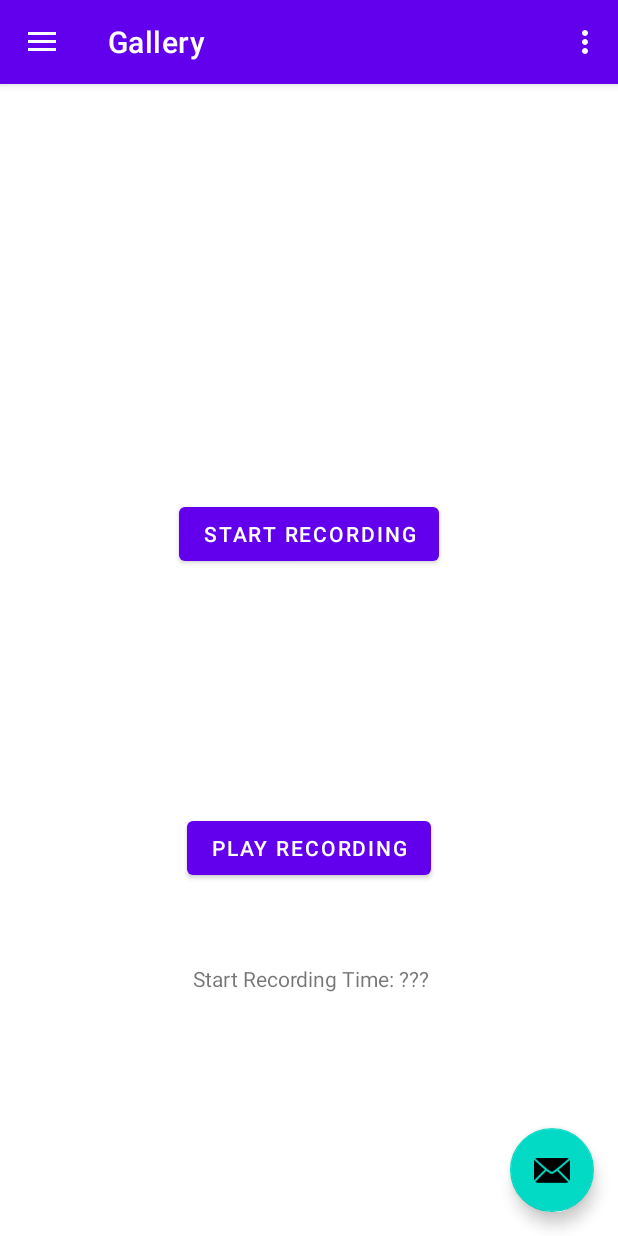
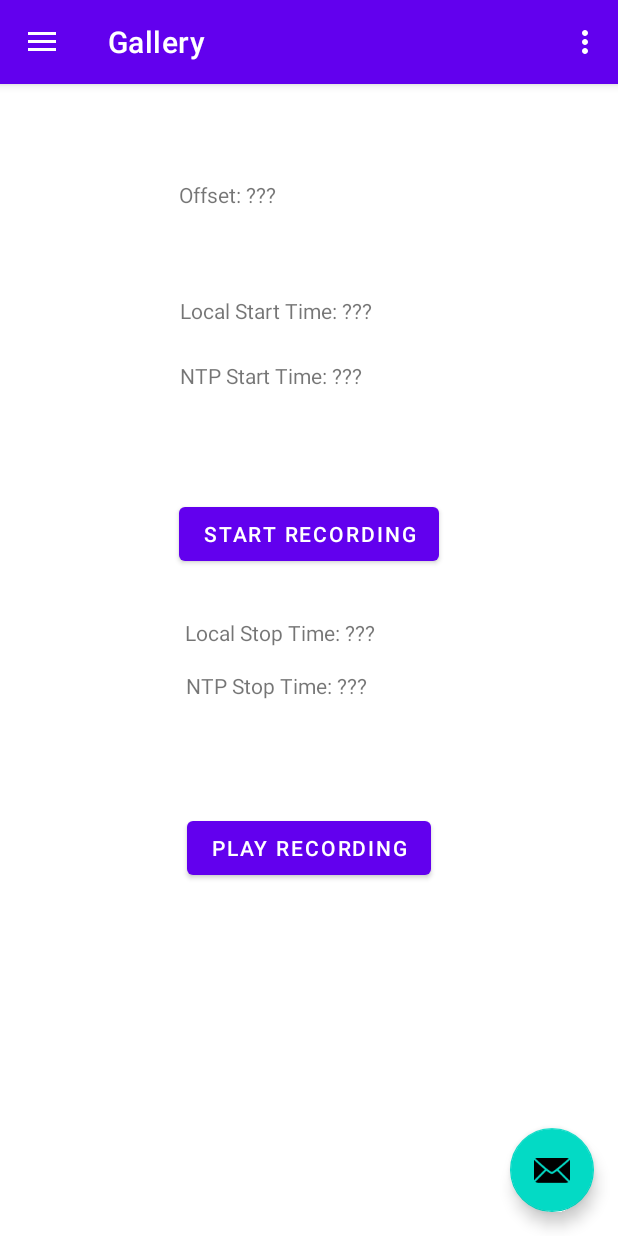
Before and after one commit to bluewl/sound-proof-android, an Android app: the screen it shows after launch (MainActivity), in the side drawer, after a tap on "Gallery", on a phone screen of 412 x 824 dp. Run offline under Robolectric (Android 15) with nearby library versions, the phone set to English and light mode, and no system bars; our stand-ins replace navigation-ui.

Commit message:
Synchronization - Getting NTP time, clock offset and adjusting start time accordingly
Gets the NTP server time and calculates the offset versus local time to adjust the timestamps / saved start time of the audio sample to be in NTP time.

```diff
--- a/app/src/main/AndroidManifest.xml
+++ b/app/src/main/AndroidManifest.xml
@@ -1,7 +1,9 @@
 <?xml version="1.0" encoding="utf-8"?>
 <manifest xmlns:android="http://schemas.android.com/apk/res/android"
     package="com.example.sound_proof_android">
-    <uses-permission android:name="android.permission.RECORD_AUDIO" />
+    <uses-permission android:name="android.permission.RECORD_AUDIO"/>
+    <uses-permission android:name="android.permission.INTERNET" />
+    <uses-permission android:name="android.permission.ACCESS_NETWORK_STATE" />
 
     <application
         android:allowBackup="true"
--- a/app/src/main/res/layout/fragment_gallery.xml
+++ b/app/src/main/res/layout/fragment_gallery.xml
@@ -68,17 +68,66 @@
         app:layout_constraintTop_toBottomOf="@+id/text_gallery" />
 
     <TextView
-        android:id="@+id/startRecordingTime"
+        android:id="@+id/offsetText"
         android:layout_width="wrap_content"
         android:layout_height="wrap_content"
-        android:layout_marginStart="178dp"
-        android:layout_marginTop="49dp"
+        android:layout_marginStart="100dp"
+        android:layout_marginTop="64dp"
         android:layout_marginEnd="175dp"
-        android:layout_marginBottom="158dp"
-        android:text="Start Recording Time: ???"
-        app:layout_constraintBottom_toBottomOf="parent"
+        android:text="Offset: ???"
+        app:layout_constraintEnd_toEndOf="parent"
+        app:layout_constraintHorizontal_bias="0.267"
+        app:layout_constraintStart_toStartOf="parent"
+        app:layout_constraintTop_toTopOf="parent" />
+
+    <TextView
+        android:id="@+id/localStartTimeText"
+        android:layout_width="wrap_content"
+        android:layout_height="wrap_content"
+        android:layout_marginStart="119dp"
+        android:layout_marginTop="53dp"
+        android:layout_marginEnd="163dp"
+        android:layout_marginBottom="111dp"
+        android:text="Local Start Time: ???"
+        app:layout_constraintBottom_toTopOf="@+id/record_button"
         app:layout_constraintEnd_toEndOf="parent"
         app:layout_constraintStart_toStartOf="parent"
-        app:layout_constraintTop_toBottomOf="@+id/play_recording_button" />
+        app:layout_constraintTop_toBottomOf="@+id/offsetText" />
+
+    <TextView
+        android:id="@+id/ntpStartTimeText"
+        android:layout_width="wrap_content"
+        android:layout_height="wrap_content"
+        android:layout_marginStart="119dp"
+        android:layout_marginTop="24dp"
+        android:layout_marginEnd="170dp"
+        android:text="NTP Start Time: ???"
+        app:layout_constraintEnd_toEndOf="parent"
+        app:layout_constraintStart_toStartOf="parent"
+        app:layout_constraintTop_toBottomOf="@+id/localStartTimeText" />
+
+    <TextView
+        android:id="@+id/localStopTimeText"
+        android:layout_width="wrap_content"
+        android:layout_height="wrap_content"
+        android:layout_marginStart="122dp"
+        android:layout_marginTop="32dp"
+        android:layout_marginEnd="161dp"
+        android:text="Local Stop Time: ???"
+        app:layout_constraintEnd_toEndOf="parent"
+        app:layout_constraintStart_toStartOf="parent"
+        app:layout_constraintTop_toBottomOf="@+id/record_button" />
+
+    <TextView
+        android:id="@+id/ntpStopTimeText"
+        android:layout_width="wrap_content"
+        android:layout_height="wrap_content"
+        android:layout_marginStart="123dp"
+        android:layout_marginTop="16dp"
+        android:layout_marginEnd="167dp"
+        android:text="NTP Stop Time: ???"
+        app:layout_constraintEnd_toEndOf="parent"
+        app:layout_constraintStart_toStartOf="parent"
+        app:layout_constraintTop_toBottomOf="@+id/localStopTimeText" />
 
 </androidx.constraintlayout.widget.ConstraintLayout>
```
Also changed, not shown: app/src/main/java/com/example/sound_proof_android/MainActivity.java (+29 -27 lines), app/src/main/java/com/example/sound_proof_android/SNTPClient.java (added, +292 -0 lines).
